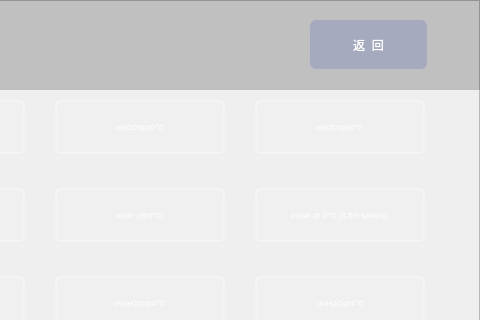
Old version of the form unitchange.ui in the repository thewayI/tiny4412; both pictures show x 800 to 1280 and y 0 to 320 of the 1280 by 800 pixel window.
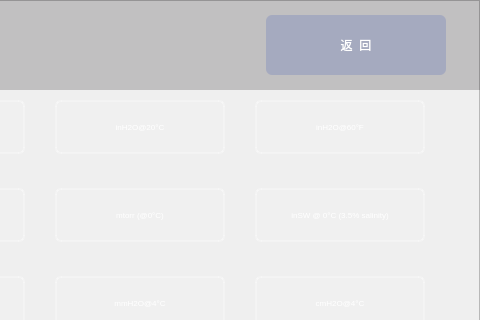
New version of the form. Icons and pictures are not drawn.

Patch:
```diff
--- a/unitchange.ui
+++ b/unitchange.ui
@@ -1111,7 +1111,7 @@
 border-bottom-right-radius:6px;</string>
    </property>
    <property name="text">
-    <string>HPa</string>
+    <string>hPa</string>
    </property>
   </widget>
   <widget class="QPushButton" name="pushButton_27">
@@ -1138,7 +1138,7 @@
 border-bottom-right-radius:6px;</string>
    </property>
    <property name="text">
-    <string>Kpa</string>
+    <string>kPa</string>
    </property>
   </widget>
   <widget class="QLabel" name="label_6">
@@ -1167,10 +1167,10 @@
   <widget class="QPushButton" name="btn_configureMachine_2">
    <property name="geometry">
     <rect>
-     <x>1110</x>
-     <y>20</y>
-     <width>117</width>
-     <height>49</height>
+     <x>1066</x>
+     <y>15</y>
+     <width>180</width>
+     <height>60</height>
     </rect>
    </property>
    <property name="font">
```
